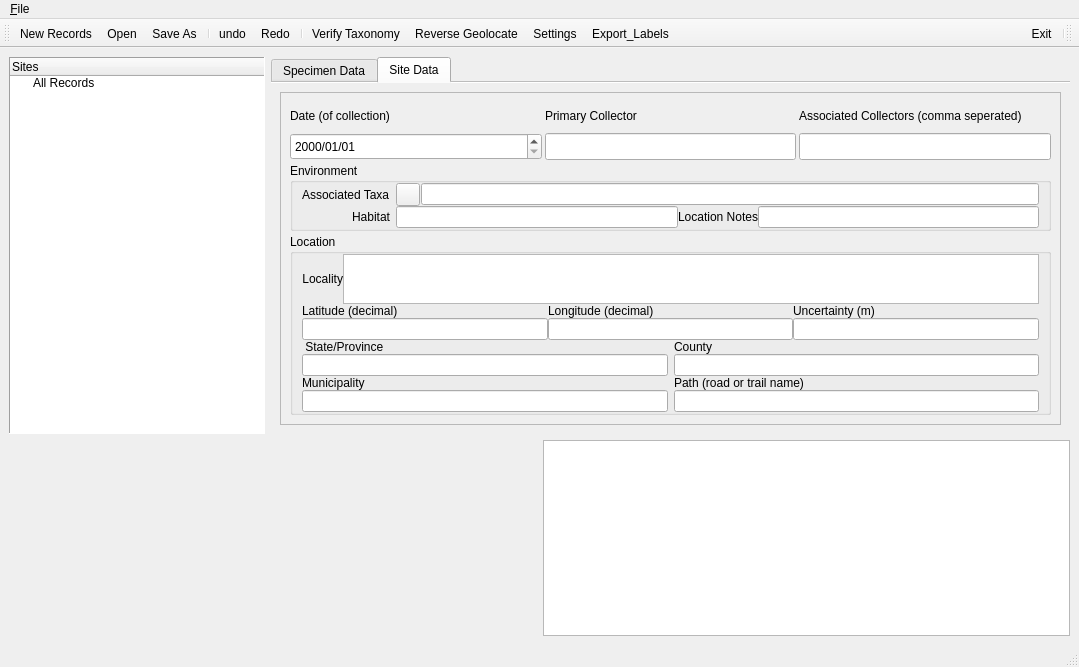
Qt form ui/TestUI.ui (CapPow/collBook) before a commit.
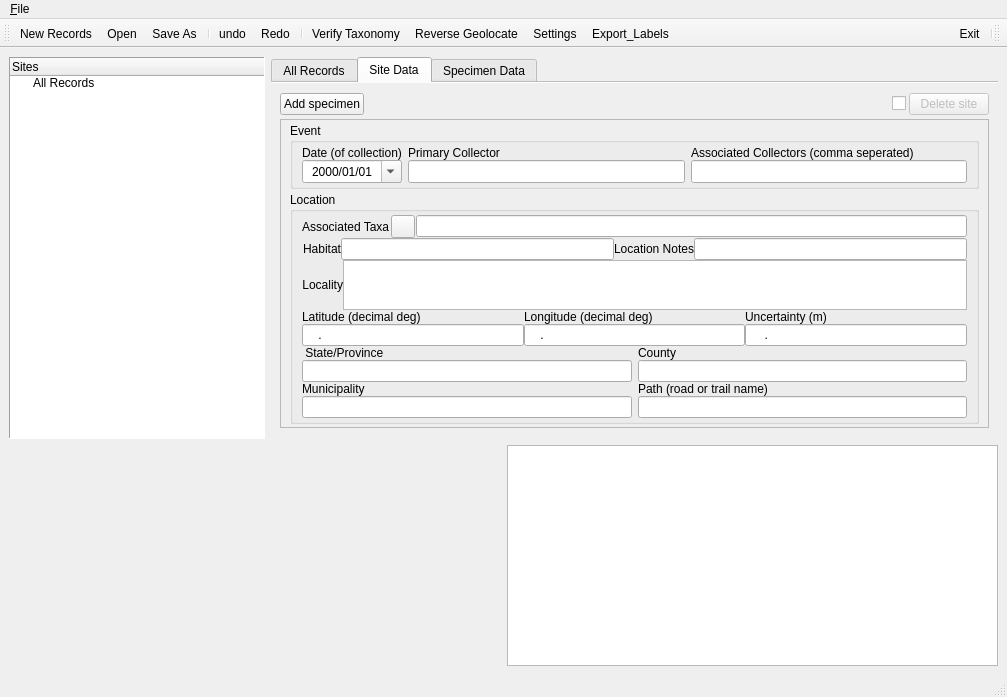
The same form after that commit. Icons and pictures are not drawn. Custom widgets are drawn as their Qt base class.

Commit message: started linking form_view elements to data model. Lots of formatting

Diff of the .ui file:
```diff
--- a/ui/TestUI.ui
+++ b/ui/TestUI.ui
@@ -6,8 +6,8 @@
    <rect>
     <x>0</x>
     <y>0</y>
-    <width>1079</width>
-    <height>667</height>
+    <width>1007</width>
+    <height>697</height>
    </rect>
   </property>
   <property name="windowTitle">
@@ -84,8 +84,8 @@
       </item>
       <item>
        <layout class="QHBoxLayout" name="horizontalLayout_3">
-        <item>
-         <widget class="QTabWidget" name="record_tabWidget">
+        <item alignment="Qt::AlignTop">
+         <widget class="formView" name="form_view_tabWidget">
           <property name="sizePolicy">
            <sizepolicy hsizetype="Expanding" vsizetype="Expanding">
             <horstretch>0</horstretch>
@@ -101,15 +101,552 @@
           <property name="layoutDirection">
            <enum>Qt::LeftToRight</enum>
           </property>
+          <property name="tabPosition">
+           <enum>QTabWidget::North</enum>
+          </property>
+          <property name="tabShape">
+           <enum>QTabWidget::Rounded</enum>
+          </property>
           <property name="currentIndex">
            <number>1</number>
           </property>
+          <property name="usesScrollButtons">
+           <bool>false</bool>
+          </property>
           <property name="documentMode">
            <bool>true</bool>
           </property>
           <property name="tabBarAutoHide">
            <bool>false</bool>
           </property>
+          <widget class="QWidget" name="tab">
+           <attribute name="title">
+            <string>All Records</string>
+           </attribute>
+           <layout class="QGridLayout" name="gridLayout">
+            <property name="topMargin">
+             <number>9</number>
+            </property>
+            <property name="bottomMargin">
+             <number>3</number>
+            </property>
+            <property name="verticalSpacing">
+             <number>3</number>
+            </property>
+            <item row="2" column="0">
+             <spacer name="verticalSpacer">
+              <property name="orientation">
+               <enum>Qt::Vertical</enum>
+              </property>
+              <property name="sizeHint" stdset="0">
+               <size>
+                <width>20</width>
+                <height>40</height>
+               </size>
+              </property>
+             </spacer>
+            </item>
+            <item row="0" column="0">
+             <layout class="QHBoxLayout" name="horizontalLayout_13">
+              <item>
+               <widget class="QPushButton" name="pushButton_5">
+                <property name="text">
+                 <string>Add new site</string>
+                </property>
+               </widget>
+              </item>
+             </layout>
+            </item>
+            <item row="0" column="1">
+             <spacer name="horizontalSpacer_3">
+              <property name="orientation">
+               <enum>Qt::Horizontal</enum>
+              </property>
+              <property name="sizeHint" stdset="0">
+               <size>
+                <width>40</width>
+                <height>20</height>
+               </size>
+              </property>
+             </spacer>
+            </item>
+           </layout>
+          </widget>
+          <widget class="QWidget" name="SiteData">
+           <attribute name="title">
+            <string>Site Data</string>
+           </attribute>
+           <layout class="QVBoxLayout" name="verticalLayout_3" stretch="0,0">
+            <property name="spacing">
+             <number>3</number>
+            </property>
+            <item>
+             <layout class="QHBoxLayout" name="horizontalLayout_12">
+              <item>
+               <widget class="QPushButton" name="pushButton_4">
+                <property name="text">
+                 <string>Add specimen</string>
+                </property>
+               </widget>
+              </item>
+              <item>
+               <spacer name="horizontalSpacer_2">
+                <property name="orientation">
+                 <enum>Qt::Horizontal</enum>
+                </property>
+                <property name="sizeHint" stdset="0">
+                 <size>
+                  <width>40</width>
+                  <height>20</height>
+                 </size>
+                </property>
+               </spacer>
+              </item>
+              <item>
+               <widget class="QCheckBox" name="checkBox_2">
+                <property name="text">
+                 <string/>
+                </property>
+               </widget>
+              </item>
+              <item>
+               <widget class="QPushButton" name="pushButton_2">
+                <property name="enabled">
+                 <bool>false</bool>
+                </property>
+                <property name="text">
+                 <string>Delete site</string>
+                </property>
+               </widget>
+              </item>
+             </layout>
+            </item>
+            <item>
+             <widget class="QScrollArea" name="scrollArea">
+              <property name="sizePolicy">
+               <sizepolicy hsizetype="Expanding" vsizetype="Fixed">
+                <horstretch>0</horstretch>
+                <verstretch>0</verstretch>
+               </sizepolicy>
+              </property>
+              <property name="sizeAdjustPolicy">
+               <enum>QAbstractScrollArea::AdjustToContents</enum>
+              </property>
+              <property name="widgetResizable">
+               <bool>true</bool>
+              </property>
+              <property name="alignment">
+               <set>Qt::AlignLeading|Qt::AlignLeft|Qt::AlignTop</set>
+              </property>
+              <widget class="QWidget" name="scrollAreaWidgetContents">
+               <property name="geometry">
+                <rect>
+                 <x>0</x>
+                 <y>0</y>
+                 <width>703</width>
+                 <height>382</height>
+                </rect>
+               </property>
+               <property name="sizePolicy">
+                <sizepolicy hsizetype="Minimum" vsizetype="Minimum">
+                 <horstretch>0</horstretch>
+                 <verstretch>0</verstretch>
+                </sizepolicy>
+               </property>
+               <layout class="QVBoxLayout" name="verticalLayout_2">
+                <property name="spacing">
+                 <number>3</number>
+                </property>
+                <property name="topMargin">
+                 <number>3</number>
+                </property>
+                <property name="bottomMargin">
+                 <number>3</number>
+                </property>
+                <item>
+                 <widget class="QGroupBox" name="groupGrid_event">
+                  <property name="sizePolicy">
+                   <sizepolicy hsizetype="Expanding" vsizetype="Fixed">
+                    <horstretch>0</horstretch>
+                    <verstretch>0</verstretch>
+                   </sizepolicy>
+                  </property>
+                  <property name="title">
+                   <string>Event</string>
+                  </property>
+                  <property name="alignment">
+                   <set>Qt::AlignLeading|Qt::AlignLeft|Qt::AlignTop</set>
+                  </property>
+                  <property name="checkable">
+                   <bool>false</bool>
+                  </property>
+                  <layout class="QGridLayout" name="gridLayout_4">
+                   <property name="sizeConstraint">
+                    <enum>QLayout::SetDefaultConstraint</enum>
+                   </property>
+                   <property name="topMargin">
+                    <number>3</number>
+                   </property>
+                   <property name="bottomMargin">
+                    <number>3</number>
+                   </property>
+                   <property name="verticalSpacing">
+                    <number>0</number>
+                   </property>
+                   <item row="0" column="2">
+                    <widget class="QLabel" name="label_associatedCollectors">
+                     <property name="sizePolicy">
+                      <sizepolicy hsizetype="Expanding" vsizetype="Expanding">
+                       <horstretch>0</horstretch>
+                       <verstretch>0</verstretch>
+                      </sizepolicy>
+                     </property>
+                     <property name="text">
+                      <string>Associated Collectors (comma seperated)</string>
+                     </property>
+                     <property name="wordWrap">
+                      <bool>false</bool>
+                     </property>
+                    </widget>
+                   </item>
+                   <item row="0" column="0">
+                    <widget class="QLabel" name="label_eventDate">
+                     <property name="sizePolicy">
+                      <sizepolicy hsizetype="Minimum" vsizetype="Expanding">
+                       <horstretch>0</horstretch>
+                       <verstretch>0</verstretch>
+                      </sizepolicy>
+                     </property>
+                     <property name="text">
+                      <string>Date (of collection)</string>
+                     </property>
+                     <property name="wordWrap">
+                      <bool>false</bool>
+                     </property>
+                    </widget>
+                   </item>
+                   <item row="1" column="1">
+                    <widget class="QLineEdit" name="lineEdit_recordedBy">
+                     <property name="sizePolicy">
+                      <sizepolicy hsizetype="Expanding" vsizetype="Expanding">
+                       <horstretch>0</horstretch>
+                       <verstretch>0</verstretch>
+                      </sizepolicy>
+                     </property>
+                    </widget>
+                   </item>
+                   <item row="0" column="1">
+                    <widget class="QLabel" name="label_recordedBy">
+                     <property name="sizePolicy">
+                      <sizepolicy hsizetype="Expanding" vsizetype="Expanding">
+                       <horstretch>0</horstretch>
+                       <verstretch>0</verstretch>
+                      </sizepolicy>
+                     </property>
+                     <property name="text">
+                      <string>Primary Collector</string>
+                     </property>
+                    </widget>
+                   </item>
+                   <item row="1" column="2">
+                    <widget class="QLineEdit" name="lineEdit_associatedCollectors">
+                     <property name="sizePolicy">
+                      <sizepolicy hsizetype="Expanding" vsizetype="Expanding">
+                       <horstretch>0</horstretch>
+                       <verstretch>0</verstretch>
+                      </sizepolicy>
+                     </property>
+                    </widget>
+                   </item>
+                   <item row="1" column="0">
+                    <widget class="QDateEdit" name="dateEdit_eventDate">
+                     <property name="sizePolicy">
+                      <sizepolicy hsizetype="Minimum" vsizetype="Expanding">
+                       <horstretch>0</horstretch>
+                       <verstretch>0</verstretch>
+                      </sizepolicy>
+                     </property>
+                     <property name="wrapping">
+                      <bool>false</bool>
+                     </property>
+                     <property name="alignment">
+                      <set>Qt::AlignCenter</set>
+                     </property>
+                     <property name="buttonSymbols">
+                      <enum>QAbstractSpinBox::UpDownArrows</enum>
+                     </property>
+                     <property name="accelerated">
+                      <bool>false</bool>
+                     </property>
+                     <property name="currentSection">
+                      <enum>QDateTimeEdit::DaySection</enum>
+                     </property>
+                     <property name="displayFormat">
+                      <string>yyyy/MM/dd</string>
+                     </property>
+                     <property name="calendarPopup">
+                      <bool>true</bool>
+                     </property>
+                     <property name="currentSectionIndex">
+                      <number>2</number>
+                     </property>
+                    </widget>
+                   </item>
+                  </layout>
+                 </widget>
+                </item>
+                <item alignment="Qt::AlignTop">
+                 <widget class="QGroupBox" name="groupBox">
+                  <property name="sizePolicy">
+                   <sizepolicy hsizetype="Expanding" vsizetype="Expanding">
+                    <horstretch>0</horstretch>
+                    <verstretch>0</verstretch>
+                   </sizepolicy>
+                  </property>
+                  <property name="title">
+                   <string>Location</string>
+                  </property>
+                  <layout class="QGridLayout" name="gridLayout_3">
+                   <property name="leftMargin">
+                    <number>9</number>
+                   </property>
+                   <property name="topMargin">
+                    <number>3</number>
+                   </property>
+                   <property name="rightMargin">
+                    <number>9</number>
+                   </property>
+                   <property name="bottomMargin">
+                    <number>3</number>
+                   </property>
+                   <property name="verticalSpacing">
+                    <number>0</number>
+                   </property>
+                   <item row="10" column="0">
+                    <widget class="QLineEdit" name="lineEdit_municipality"/>
+                   </item>
+                   <item row="10" column="1">
+                    <widget class="QLineEdit" name="lineEdit_path"/>
+                   </item>
+                   <item row="5" column="0">
+                    <widget class="QLabel" name="label_stateProvince">
+                     <property name="text">
+                      <string> State/Province</string>
+                     </property>
+                    </widget>
+                   </item>
+                   <item row="5" column="1">
+                    <widget class="QLabel" name="label_county">
+                     <property name="text">
+                      <string>County</string>
+                     </property>
+                    </widget>
+                   </item>
+                   <item row="6" column="0">
+                    <widget class="QLineEdit" name="lineEdit_stateProvince"/>
+                   </item>
+                   <item row="6" column="1">
+                    <widget class="QLineEdit" name="lineEdit_county"/>
+                   </item>
+                   <item row="3" column="0" colspan="2">
+                    <layout class="QGridLayout" name="gridLayout_2">
+                     <property name="verticalSpacing">
+                      <number>0</number>
+                     </property>
+                     <item row="1" column="0">
+                      <widget class="QLineEdit" name="lineEdit_decimalLatitude">
+                       <property name="inputMask">
+                        <string>#099.9900000000</string>
+                       </property>
+                       <property name="alignment">
+                        <set>Qt::AlignJustify|Qt::AlignVCenter</set>
+                       </property>
+                      </widget>
+                     </item>
+                     <item row="0" column="0">
+                      <widget class="QLabel" name="label_latitude">
+                       <property name="text">
+                        <string>Latitude (decimal deg)</string>
+                       </property>
+                      </widget>
+                     </item>
+                     <item row="0" column="2">
+                      <widget class="QLabel" name="label_uncertainty">
+                       <property name="text">
+                        <string>Uncertainty (m)</string>
+                       </property>
+                      </widget>
+                     </item>
+                     <item row="0" column="1">
+                      <widget class="QLabel" name="label_longitude">
+                       <property name="text">
+                        <string>Longitude (decimal deg)</string>
+                       </property>
+                      </widget>
+                     </item>
+                     <item row="1" column="1">
+                      <widget class="QLineEdit" name="lineEdit_decimalLongitude">
+                       <property name="inputMask">
+                        <string>#099.9900000000</string>
+                       </property>
+                       <property name="alignment">
+                        <set>Qt::AlignJustify|Qt::AlignVCenter</set>
+                       </property>
+                      </widget>
+                     </item>
+                     <item row="1" column="2">
+                      <widget class="QLineEdit" name="lineEdit_coordinateUncertaintyInMeters">
+                       <property name="inputMask">
+                        <string>00009.000</string>
+                       </property>
+                       <property name="alignment">
+                        <set>Qt::AlignJustify|Qt::AlignVCenter</set>
+                       </property>
+                      </widget>
+                     </item>
+                    </layout>
+                   </item>
+                   <item row="2" column="0" colspan="2">
+                    <layout class="QHBoxLayout" name="horizontalLayout_6">
+                     <item>
+                      <widget class="QLabel" name="label_locality">
+                       <property name="text">
+                        <string>Locality</string>
+                       </property>
+                       <property name="alignment">
+                        <set>Qt::AlignRight|Qt::AlignTrailing|Qt::AlignVCenter</set>
+                       </property>
+                      </widget>
+                     </item>
+                     <item>
+                      <widget class="QPlainTextEdit" name="plainTextEdit_locality">
+                       <property name="sizePolicy">
+                        <sizepolicy hsizetype="Expanding" vsizetype="Expanding">
+                         <horstretch>0</horstretch>
+                         <verstretch>0</verstretch>
+                        </sizepolicy>
+                       </property>
+                       <property name="minimumSize">
+                        <size>
+                         <width>0</width>
+                         <height>45</height>
+                        </size>
+                       </property>
+                       <property name="maximumSize">
+                        <size>
+                         <width>16777215</width>
+                         <height>50</height>
+                        </size>
+                       </property>
+                       <property name="backgroundVisible">
+                        <bool>false</bool>
+                       </property>
+                      </widget>
+                     </item>
+                    </layout>
+                   </item>
+                   <item row="9" column="1">
+                    <widget class="QLabel" name="label_path">
+                     <property name="text">
+                      <string>Path (road or trail name)</string>
+                     </property>
+                    </widget>
+                   </item>
+                   <item row="1" column="0" colspan="2">
+                    <layout class="QHBoxLayout" name="horizontalLayout_8">
+                     <item>
+                      <widget class="QLabel" name="label_habitat">
+                       <property name="text">
+                        <string>Habitat</string>
+                       </property>
+                       <property name="alignment">
+                        <set>Qt::AlignRight|Qt::AlignTrailing|Qt::AlignVCenter</set>
+                       </property>
+                      </widget>
+                     </item>
+                     <item>
+                      <widget class="QLineEdit" name="lineEdit_habitat"/>
+                     </item>
+                     <item>
+                      <widget class="QLabel" name="label_locationNotes">
+                       <property name="text">
+                        <string>Location Notes</string>
+                       </property>
+                      </widget>
+                     </item>
+                     <item>
+                      <widget class="QLineEdit" name="lineEdit_locationNotes"/>
+                     </item>
+                    </layout>
+                   </item>
+                   <item row="0" column="0" colspan="2">
+                    <layout class="QHBoxLayout" name="horizontalLayout_7" stretch="0,0,10">
+                     <property name="spacing">
+                      <number>1</number>
+                     </property>
+                     <item>
+                      <widget class="QLabel" name="label_associatedTaxa">
+                       <property name="sizePolicy">
+                        <sizepolicy hsizetype="Expanding" vsizetype="Expanding">
+                         <horstretch>0</horstretch>
+                         <verstretch>0</verstretch>
+                        </sizepolicy>
+                       </property>
+                       <property name="text">
+                        <string>Associated Taxa</string>
+                       </property>
+                      </widget>
+                     </item>
+                     <item alignment="Qt::AlignRight|Qt::AlignVCenter">
+                      <widget class="QToolButton" name="button_associatedTaxa">
+                       <property name="sizePolicy">
+                        <sizepolicy hsizetype="Minimum" vsizetype="Minimum">
+                         <horstretch>0</horstretch>
+                         <verstretch>0</verstretch>
+                        </sizepolicy>
+                       </property>
+                       <property name="maximumSize">
+                        <size>
+                         <width>16777215</width>
+                         <height>16777215</height>
+                        </size>
+                       </property>
+                       <property name="sizeIncrement">
+                        <size>
+                         <width>0</width>
+                         <height>0</height>
+                        </size>
+                       </property>
+                       <property name="text">
+                        <string/>
+                       </property>
+                       <property name="icon">
+                        <iconset resource="resources/Resources.qrc">
+                         <normaloff>:/rc_/plus-square.svg</normaloff>:/rc_/plus-square.svg</iconset>
+                       </property>
+                      </widget>
+                     </item>
+                     <item>
+                      <widget class="QLineEdit" name="lineEdit_associatedTaxa"/>
+                     </item>
+                    </layout>
+                   </item>
+                   <item row="9" column="0">
+                    <widget class="QLabel" name="label_municipality">
+                     <property name="text">
+                      <string>Municipality</string>
+                     </property>
+                    </widget>
+                   </item>
+                  </layout>
+                 </widget>
+                </item>
+               </layout>
+              </widget>
+             </widget>
+            </item>
+           </layout>
+          </widget>
           <widget class="QWidget" name="SpecimenData">
            <property name="sizePolicy">
             <sizepolicy hsizetype="Expanding" vsizetype="Expanding">
@@ -317,378 +854,6 @@
             </item>
            </layout>
           </widget>
-          <widget class="QWidget" name="SiteData">
-           <attribute name="title">
-            <string>Site Data</string>
-           </attribute>
-           <layout class="QVBoxLayout" name="verticalLayout_3" stretch="0">
-            <item>
-             <widget class="QScrollArea" name="scrollArea">
-              <property name="sizeAdjustPolicy">
-               <enum>QAbstractScrollArea::AdjustToContents</enum>
-              </property>
-              <property name="widgetResizable">
-               <bool>true</bool>
-              </property>
-              <property name="alignment">
-               <set>Qt::AlignLeading|Qt::AlignLeft|Qt::AlignTop</set>
-              </property>
-              <widget class="QWidget" name="scrollAreaWidgetContents">
-               <property name="geometry">
-                <rect>
-                 <x>0</x>
-                 <y>0</y>
-                 <width>775</width>
-                 <height>386</height>
-                </rect>
-               </property>
-               <layout class="QVBoxLayout" name="verticalLayout_2">
-                <property name="spacing">
-                 <number>3</number>
-                </property>
-                <item>
-                 <layout class="QGridLayout" name="gridLayout_4">
-                  <item row="0" column="0">
-                   <widget class="QLabel" name="label_eventDate">
-                    <property name="sizePolicy">
-                     <sizepolicy hsizetype="Expanding" vsizetype="Expanding">
-                      <horstretch>0</horstretch>
-                      <verstretch>0</verstretch>
-                     </sizepolicy>
-                    </property>
-                    <property name="text">
-                     <string>Date (of collection)</string>
-                    </property>
-                    <property name="wordWrap">
-                     <bool>true</bool>
-                    </property>
-                   </widget>
-                  </item>
-                  <item row="1" column="1">
-                   <widget class="QLineEdit" name="lineEdit_recordedBy">
-                    <property name="sizePolicy">
-                     <sizepolicy hsizetype="Expanding" vsizetype="Expanding">
-                      <horstretch>0</horstretch>
-                      <verstretch>0</verstretch>
-                     </sizepolicy>
-                    </property>
-                   </widget>
-                  </item>
-                  <item row="1" column="0">
-                   <widget class="QDateEdit" name="dateEdit_eventDate">
-                    <property name="sizePolicy">
-                     <sizepolicy hsizetype="Expanding" vsizetype="Expanding">
-                      <horstretch>0</horstretch>
-                      <verstretch>0</verstretch>
-                     </sizepolicy>
-                    </property>
-                    <property name="buttonSymbols">
-                     <enum>QAbstractSpinBox::UpDownArrows</enum>
-                    </property>
-                    <property name="accelerated">
-                     <bool>false</bool>
-                    </property>
-                    <property name="currentSection">
-                     <enum>QDateTimeEdit::MonthSection</enum>
-                    </property>
-                    <property name="displayFormat">
-                     <string>yyyy/MM/dd</string>
-                    </property>
-                    <property name="currentSectionIndex">
-                     <number>1</number>
-                    </property>
-                   </widget>
-                  </item>
-                  <item row="1" column="2">
-                   <widget class="QLineEdit" name="lineEdit_associatedCollectors">
-                    <property name="sizePolicy">
-                     <sizepolicy hsizetype="Expanding" vsizetype="Expanding">
-                      <horstretch>0</horstretch>
-                      <verstretch>0</verstretch>
-                     </sizepolicy>
-                    </property>
-                   </widget>
-                  </item>
-                  <item row="0" column="1">
-                   <widget class="QLabel" name="label_recordedBy">
-                    <property name="sizePolicy">
-                     <sizepolicy hsizetype="Expanding" vsizetype="Expanding">
-                      <horstretch>0</horstretch>
-                      <verstretch>0</verstretch>
-                     </sizepolicy>
-                    </property>
-                    <property name="text">
-                     <string>Primary Collector</string>
-                    </property>
-                   </widget>
-                  </item>
-                  <item row="0" column="2">
-                   <widget class="QLabel" name="label_associatedCollectors">
-                    <property name="sizePolicy">
-                     <sizepolicy hsizetype="Expanding" vsizetype="Expanding">
-                      <horstretch>0</horstretch>
-                      <verstretch>0</verstretch>
-                     </sizepolicy>
-                    </property>
-                    <property name="text">
-                     <string>Associated Collectors (comma seperated)</string>
-                    </property>
-                    <property name="wordWrap">
-                     <bool>true</bool>
-                    </property>
-                   </widget>
-                  </item>
-                 </layout>
-                </item>
-                <item alignment="Qt::AlignTop">
-                 <widget class="QGroupBox" name="groupBox_2">
-                  <property name="sizePolicy">
-                   <sizepolicy hsizetype="Expanding" vsizetype="Expanding">
-                    <horstretch>0</horstretch>
-                    <verstretch>0</verstretch>
-                   </sizepolicy>
-                  </property>
-                  <property name="title">
-                   <string>Environment</string>
-                  </property>
-                  <layout class="QFormLayout" name="formLayout_2">
-                   <property name="labelAlignment">
-                    <set>Qt::AlignRight|Qt::AlignTrailing|Qt::AlignVCenter</set>
-                   </property>
-                   <property name="verticalSpacing">
-                    <number>0</number>
-                   </property>
-                   <property name="topMargin">
-                    <number>0</number>
-                   </property>
-                   <property name="bottomMargin">
-                    <number>0</number>
-                   </property>
-                   <item row="0" column="0">
-                    <widget class="QLabel" name="label_associatedTaxa">
-                     <property name="sizePolicy">
-                      <sizepolicy hsizetype="Expanding" vsizetype="Expanding">
-                       <horstretch>0</horstretch>
-                       <verstretch>0</verstretch>
-                      </sizepolicy>
-                     </property>
-                     <property name="text">
-                      <string>Associated Taxa</string>
-                     </property>
-                    </widget>
-                   </item>
-                   <item row="0" column="1">
-                    <layout class="QHBoxLayout" name="horizontalLayout_7" stretch="0,10">
-                     <property name="spacing">
-                      <number>1</number>
-                     </property>
-                     <item alignment="Qt::AlignRight|Qt::AlignVCenter">
-                      <widget class="QToolButton" name="button_associatedTaxa">
-                       <property name="sizePolicy">
-                        <sizepolicy hsizetype="Expanding" vsizetype="Expanding">
-                         <horstretch>0</horstretch>
-                         <verstretch>0</verstretch>
-                        </sizepolicy>
-                       </property>
-                       <property name="maximumSize">
-                        <size>
-                         <width>16777215</width>
-                         <height>16777215</height>
-                        </size>
-                       </property>
-                       <property name="sizeIncrement">
-                        <size>
-                         <width>0</width>
-                         <height>0</height>
-                        </size>
-                       </property>
-                       <property name="text">
-                        <string/>
-                       </property>
-                       <property name="icon">
-                        <iconset resource="resources/Resources.qrc">
-                         <normaloff>:/rc_/plus-square.svg</normaloff>:/rc_/plus-square.svg</iconset>
-                       </property>
-                      </widget>
-                     </item>
-                     <item>
-                      <widget class="QLineEdit" name="lineEdit_associatedTaxa"/>
-                     </item>
-                    </layout>
-                   </item>
-                   <item row="1" column="1">
-                    <layout class="QHBoxLayout" name="horizontalLayout_8">
-                     <item>
-                      <widget class="QLineEdit" name="lineEdit_habitat"/>
-                     </item>
-                     <item>
-                      <widget class="QLabel" name="label_locationNotes">
-                       <property name="text">
-                        <string>Location Notes</string>
-                       </property>
-                      </widget>
-                     </item>
-                     <item>
-                      <widget class="QLineEdit" name="lineEdit_locationNotes"/>
-                     </item>
-                    </layout>
-                   </item>
-                   <item row="1" column="0">
-                    <widget class="QLabel" name="label_habitat">
-                     <property name="text">
-                      <string>Habitat</string>
-                     </property>
-                     <property name="alignment">
-                      <set>Qt::AlignRight|Qt::AlignTrailing|Qt::AlignVCenter</set>
-                     </property>
-                    </widget>
-                   </item>
-                  </layout>
-                 </widget>
-                </item>
-                <item alignment="Qt::AlignTop">
-                 <widget class="QGroupBox" name="groupBox">
-                  <property name="sizePolicy">
-                   <sizepolicy hsizetype="Expanding" vsizetype="Expanding">
-                    <horstretch>0</horstretch>
-                    <verstretch>0</verstretch>
-                   </sizepolicy>
-                  </property>
-                  <property name="title">
-                   <string>Location</string>
-                  </property>
-                  <layout class="QGridLayout" name="gridLayout_3">
-                   <property name="topMargin">
-                    <number>0</number>
-                   </property>
-                   <property name="bottomMargin">
-                    <number>0</number>
-                   </property>
-                   <property name="verticalSpacing">
-                    <number>0</number>
-                   </property>
-                   <item row="8" column="0">
-                    <widget class="QLineEdit" name="lineEdit_municipality"/>
-                   </item>
-                   <item row="7" column="0">
-                    <widget class="QLabel" name="label_municipality">
-                     <property name="text">
-                      <string>Municipality</string>
-                     </property>
-                    </widget>
-                   </item>
-                   <item row="4" column="0">
-                    <widget class="QLineEdit" name="lineEdit_stateProvince"/>
-                   </item>
-                   <item row="3" column="0">
-                    <widget class="QLabel" name="label_stateProvince">
-                     <property name="text">
-                      <string> State/Province</string>
-                     </property>
-                    </widget>
-                   </item>
-                   <item row="3" column="1">
-                    <widget class="QLabel" name="label_county">
-                     <property name="text">
-                      <string>County</string>
-                     </property>
-                    </widget>
-                   </item>
-                   <item row="1" column="0" colspan="2">
-                    <layout class="QHBoxLayout" name="horizontalLayout_6">
-                     <item>
-                      <widget class="QLabel" name="label_locality">
-                       <property name="text">
-                        <string>Locality</string>
-                       </property>
-                       <property name="alignment">
-                        <set>Qt::AlignRight|Qt::AlignTrailing|Qt::AlignVCenter</set>
-                       </property>
-                      </widget>
-                     </item>
-                     <item>
-                      <widget class="QPlainTextEdit" name="plainTextEdit">
-                       <property name="sizePolicy">
-                        <sizepolicy hsizetype="Expanding" vsizetype="Expanding">
-                         <horstretch>0</horstretch>
-                         <verstretch>0</verstretch>
-                        </sizepolicy>
-                       </property>
-                       <property name="minimumSize">
-                        <size>
-                         <width>0</width>
-                         <height>45</height>
-                        </size>
-                       </property>
-                       <property name="maximumSize">
-                        <size>
-                         <width>16777215</width>
-                         <height>50</height>
-                        </size>
-                       </property>
-                       <property name="backgroundVisible">
-                        <bool>false</bool>
-                       </property>
-                      </widget>
-                     </item>
-                    </layout>
-                   </item>
-                   <item row="7" column="1">
-                    <widget class="QLabel" name="label_path">
-                     <property name="text">
-                      <string>Path (road or trail name)</string>
-                     </property>
-                    </widget>
-                   </item>
-                   <item row="4" column="1">
-                    <widget class="QLineEdit" name="lineEdit_county"/>
-                   </item>
-                   <item row="8" column="1">
-                    <widget class="QLineEdit" name="lineEdit_path"/>
-                   </item>
-                   <item row="2" column="0" colspan="2">
-                    <layout class="QGridLayout" name="gridLayout_2">
-                     <item row="1" column="0">
-                      <widget class="QLineEdit" name="lineEdit_decimalLatitude"/>
-                     </item>
-                     <item row="0" column="0">
-                      <widget class="QLabel" name="label_latitude">
-                       <property name="text">
-                        <string>Latitude (decimal)</string>
-                       </property>
-                      </widget>
-                     </item>
-                     <item row="1" column="1">
-                      <widget class="QLineEdit" name="lineEdit_decimalLongitude"/>
-                     </item>
-                     <item row="0" column="1">
-                      <widget class="QLabel" name="label_longitude">
-                       <property name="text">
-                        <string>Longitude (decimal)</string>
-                       </property>
-                      </widget>
-                     </item>
-                     <item row="0" column="2">
-                      <widget class="QLabel" name="label_uncertainty">
-                       <property name="text">
-                        <string>Uncertainty (m)</string>
-                       </property>
-                      </widget>
-                     </item>
-                     <item row="1" column="2">
-                      <widget class="QLineEdit" name="lineEdit_coordinateUncertaintyInMeters"/>
-                     </item>
-                    </layout>
-                   </item>
-                  </layout>
-                 </widget>
-                </item>
-               </layout>
-              </widget>
-             </widget>
-            </item>
-           </layout>
-          </widget>
          </widget>
         </item>
        </layout>
@@ -765,7 +930,7 @@
     <rect>
      <x>0</x>
      <y>0</y>
-     <width>1079</width>
+     <width>1007</width>
      <height>22</height>
     </rect>
    </property>
@@ -953,6 +1118,12 @@
     <slot>updatePreview()</slot>
    </slots>
   </customwidget>
+  <customwidget>
+   <class>formView</class>
+   <extends>QTabWidget</extends>
+   <header>ui.formview.h</header>
+   <container>1</container>
+  </customwidget>
  </customwidgets>
  <tabstops>
   <tabstop>tree_widget</tabstop>
```
Left out of the diff: 211 changed lines with no effect on the pictures. The commit also changes 9 other files.
